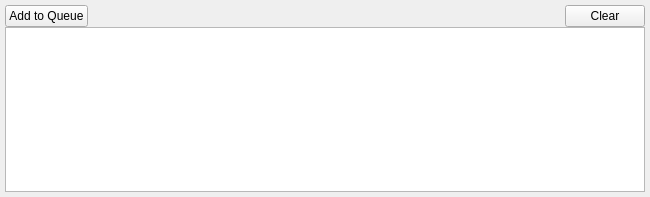
Qt form src/QSview/resources/history.ui (BCDA-APS/QSview) before a commit.
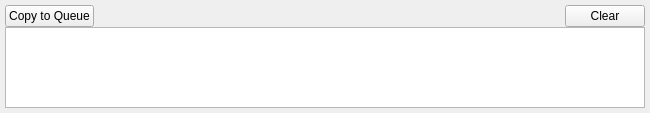
The same form after that commit. Icons and pictures are not drawn.

What changed in the file:
```diff
--- a/src/QSview/resources/history.ui
+++ b/src/QSview/resources/history.ui
@@ -7,7 +7,7 @@
     <x>0</x>
     <y>0</y>
     <width>650</width>
-    <height>197</height>
+    <height>113</height>
    </rect>
   </property>
   <property name="windowTitle">
@@ -37,7 +37,7 @@
         <string>Add selected plan to queue</string>
        </property>
        <property name="text">
-        <string>Add to Queue</string>
+        <string>Copy to Queue</string>
        </property>
        <property name="icon">
         <iconset>
```
Left out of the diff: 6 changed lines with no effect on the pictures.
